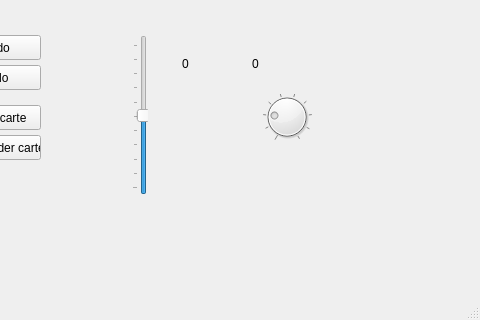
The window that mainwindow.ui (LeaSerrano/Leatina-generation-terrain) describes before a commit, drawn with Qt 5; both pictures show x 388 to 868 and y 415 to 735 of the 868 by 735 pixel window.
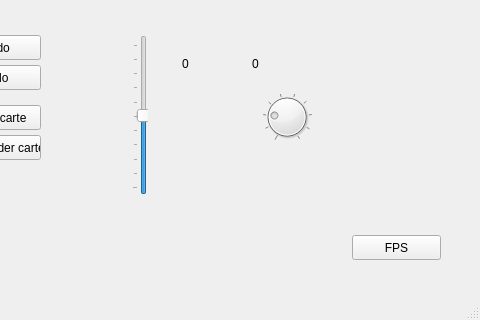
The same window after the commit.

Diff of the .ui file:
```diff
--- a/mainwindow.ui
+++ b/mainwindow.ui
@@ -236,6 +236,19 @@
      <string>0</string>
     </property>
    </widget>
+   <widget class="QPushButton" name="pushButton_mode_FPS">
+    <property name="geometry">
+     <rect>
+      <x>740</x>
+      <y>650</y>
+      <width>89</width>
+      <height>25</height>
+     </rect>
+    </property>
+    <property name="text">
+     <string>FPS</string>
+    </property>
+   </widget>
   </widget>
   <widget class="QMenuBar" name="menubar">
    <property name="geometry">
```
